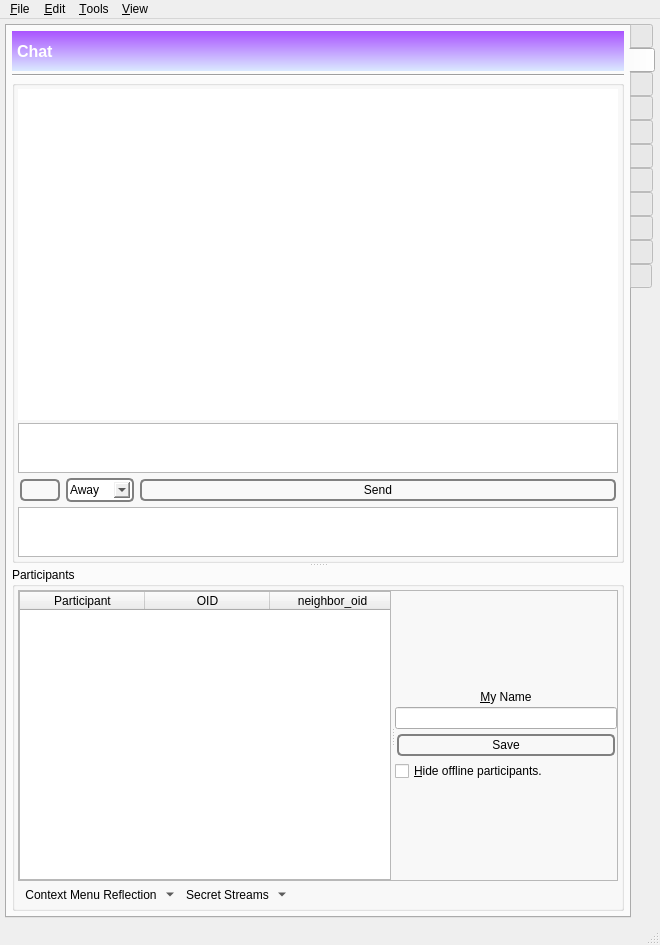
This is branches/trunk/GoldBug-UI/spot-on-controlcenter.ui in textbrowser/spot-on as Qt 5 draws it before an edit. The edited form follows.
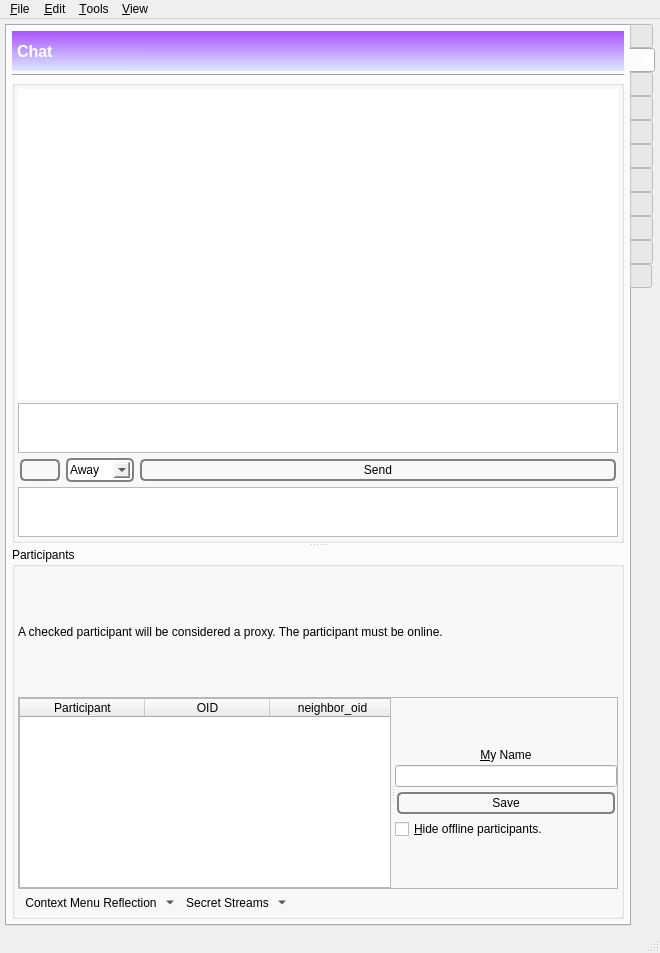
This is the edited form. The open tabs and pages were chosen to show the change. Icons and pictures are not drawn. Custom widgets are drawn as their Qt base class.

What changed in the file:
```diff
--- a/branches/trunk/GoldBug-UI/spot-on-controlcenter.ui
+++ b/branches/trunk/GoldBug-UI/spot-on-controlcenter.ui
@@ -7,7 +7,7 @@
     <x>0</x>
     <y>0</y>
     <width>660</width>
-    <height>945</height>
+    <height>953</height>
    </rect>
   </property>
   <property name="windowIcon">
@@ -943,6 +943,16 @@
                <property name="bottomMargin">
                 <number>3</number>
                </property>
+               <item>
+                <widget class="QLabel" name="label_143">
+                 <property name="text">
+                  <string>A checked participant will be considered a proxy. The participant must be online.</string>
+                 </property>
+                 <property name="wordWrap">
+                  <bool>true</bool>
+                 </property>
+                </widget>
+               </item>
                <item>
                 <widget class="QSplitter" name="chatHorizontalSplitter">
                  <property name="frameShape">
```
Left out of the diff: 34 changed lines with no effect on the pictures.
